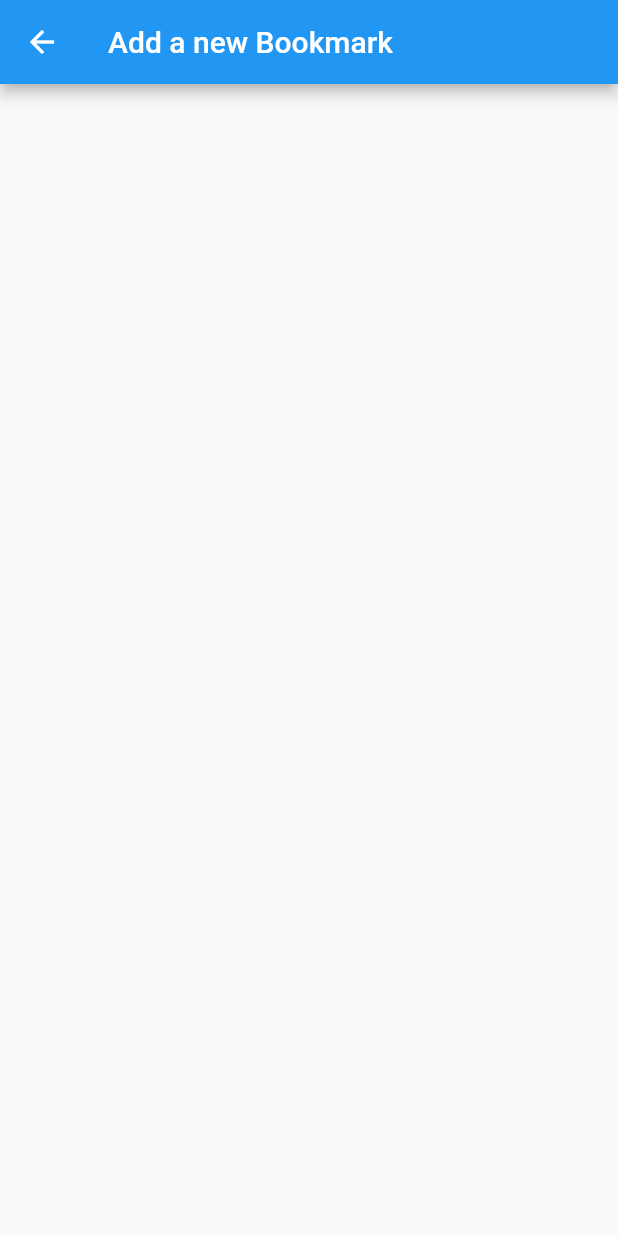
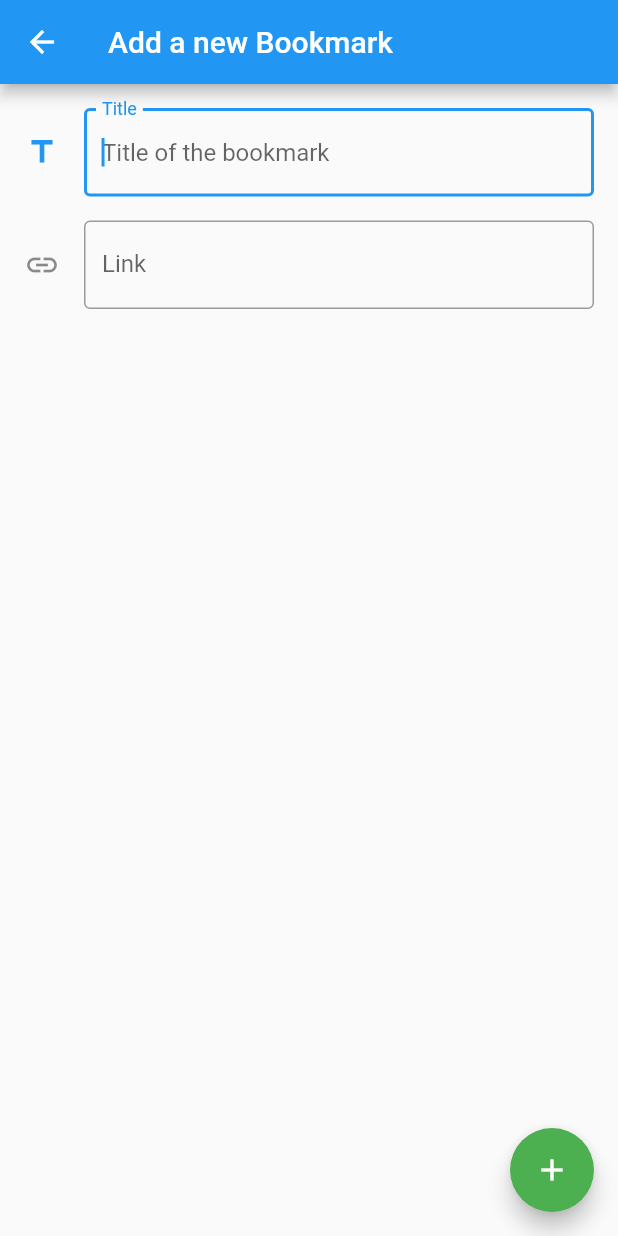
Before and after one commit to luboganev/my_bookmarks, a Flutter app: the AddBookmarkPage screen opened directly, on a phone screen of 412 x 824 dp. Run offline on Flutter 3.47's test engine with Material 2 defaults, Android fonts, the phone set to English and light mode, and no system bars; our stand-ins replace webview_flutter.

Commit message:
Add text controllers and focus handling

```diff
--- a/lib/page/add_bookmark_page.dart
+++ b/lib/page/add_bookmark_page.dart
@@ -1,12 +1,74 @@
 import 'package:flutter/material.dart';
 
-class AddBookmarkPage extends StatelessWidget {
+import '../model/bookmark.dart';
+
+class AddBookmarkPage extends StatefulWidget {
+  @override
+  _AddBookmarkPageState createState() => _AddBookmarkPageState();
+}
+
+class _AddBookmarkPageState extends State<AddBookmarkPage> {
+  final _titleTextController = TextEditingController();
+
+  final _linkTextController = TextEditingController();
+
+  final _linkFocusNode = FocusNode();
+
   @override
   Widget build(BuildContext context) {
     return Scaffold(
       appBar: AppBar(
         title: Text("Add a new Bookmark"),
       ),
+      body: Padding(
+        padding: const EdgeInsets.all(16.0),
+        child: Column(
+          children: <Widget>[
+            TextField(
+              maxLines: 1,
+              autofocus: true,
+              controller: _titleTextController,
+              textInputAction: TextInputAction.next,
+              onSubmitted: (value) {
+                FocusScope.of(context).requestFocus(_linkFocusNode);
+              },
+              decoration: InputDecoration(
+                  icon: Icon(Icons.title),
+                  labelText: "Title",
+                  hintText: "Title of the bookmark",
+                  border: OutlineInputBorder()),
+            ),
+            SizedBox(
+              height: 16.0,
+            ),
+            TextField(
+              maxLines: 1,
+              enableSuggestions: true,
+              controller: _linkTextController,
+              focusNode: _linkFocusNode,
+              textInputAction: TextInputAction.done,
+              decoration: InputDecoration(
+                  icon: Icon(Icons.link),
+                  labelText: "Link",
+                  hintText: "Webpage link",
+                  border: OutlineInputBorder()),
+            ),
+          ],
+        ),
+      ),
+      floatingActionButton: FloatingActionButton(
+        child: Icon(Icons.add),
+        backgroundColor: Colors.green,
+        onPressed: () {},
+      ),
     );
   }
+
+  @override
+  void dispose() {
+    _titleTextController.dispose();
+    _linkTextController.dispose();
+    _linkFocusNode.dispose();
+    super.dispose();
+  }
 }
```
